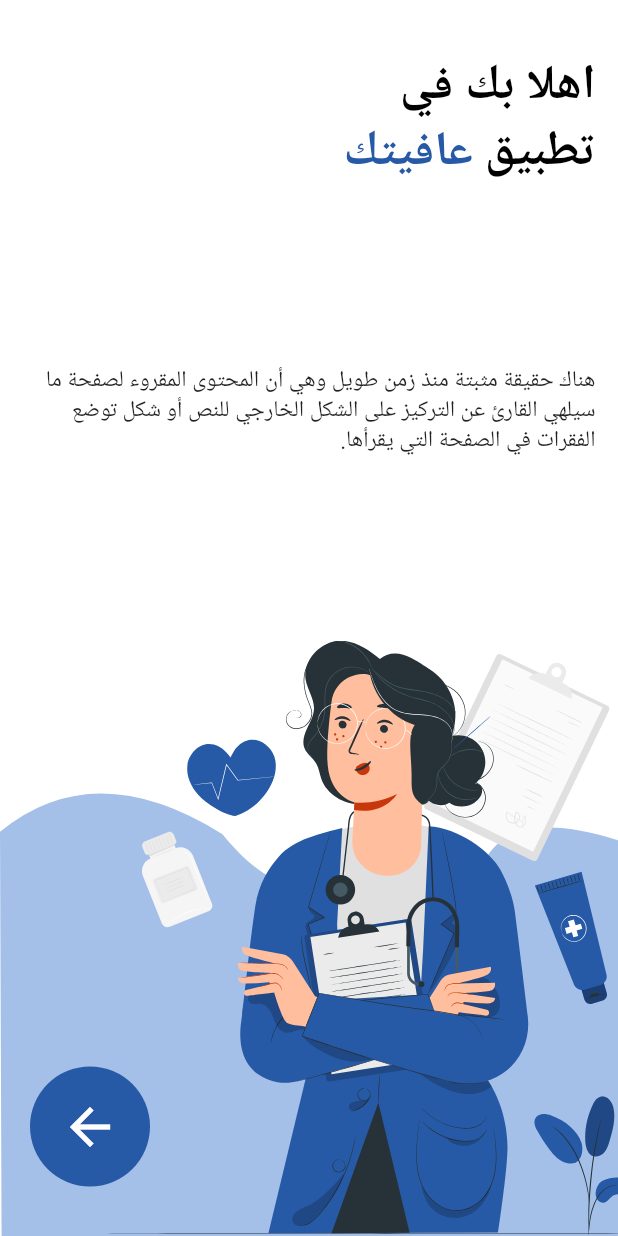
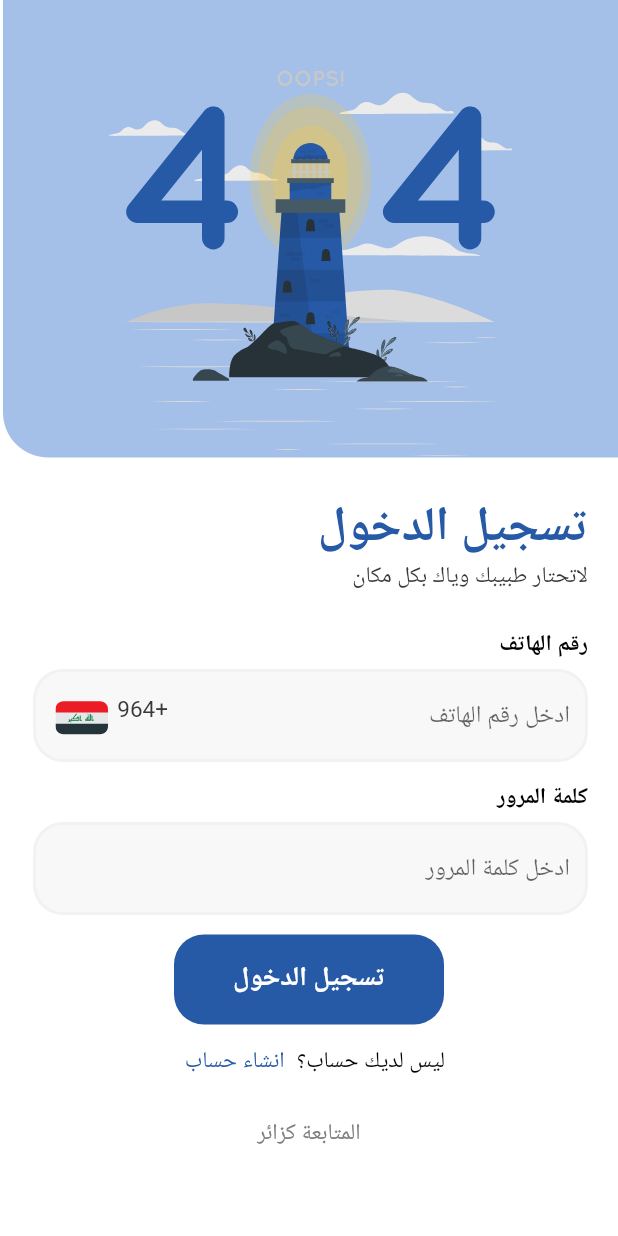
Before and after one commit to AliSabbar/Medical-Services, a Flutter app: the screen it shows after launch, on a phone screen of 412 x 824 dp. Run offline on Flutter 3.47's test engine with Material 2 defaults, Android fonts, the light colour scheme and no system bars; our stand-ins replace flutter_svg, fluttertoast, shared_preferences; Roboto replaces fonts that are missing (Cairo); project files that could hold a hidden picture were left out.

Commit message:
create signin file & utilities file

```diff
--- /dev/null
+++ b/lib/components/utilities.dart
@@ -0,0 +1,41 @@
+import 'package:flutter/material.dart';
+import 'package:flutter_svg/svg.dart';
+
+import '../settings/colors.dart';
+
+// the button
+Widget defaultTextButton({required String text}) {
+  return TextButton(
+    onPressed: () {},
+    style: TextButton.styleFrom(
+      backgroundColor: AppColors.primaryColor,
+      minimumSize: const Size(180, 60),
+      shape: const RoundedRectangleBorder(
+          borderRadius: BorderRadius.all(Radius.circular(20))),
+    ),
+    child: Text(
+      text,
+      style: const TextStyle(
+          fontSize: 18, fontWeight: FontWeight.w700, color: Colors.white),
+    ),
+  );
+}
+
+// profile container
+Widget defaultProfileContainer({required String SvgURL}) {
+  return Container(
+    decoration: BoxDecoration(
+      borderRadius: const BorderRadius.only(
+        bottomLeft: Radius.circular(30),
+      ),
+      color: AppColors.secondaryColor,
+    ),
+    height: 305,
+    width: 410,
+    child: SvgPicture.asset(
+      SvgURL,
+      width: 232,
+      height: 262.04,
+    ),
+  );
+}
--- a/lib/main.dart
+++ b/lib/main.dart
@@ -1,6 +1,7 @@
 import 'package:flutter/material.dart';
 import 'package:medical_services/screens/adminScreens/admin_screen.dart';
 import 'package:medical_services/screens/homeScreen/home_screen.dart';
+import 'package:medical_services/screens/signinScreens/signin.dart';
 import 'package:medical_services/screens/splashScreen/splash_screen.dart';
 import 'package:medical_services/settings/routes_manger.dart';
 import 'package:medical_services/settings/themes.dart';
@@ -33,7 +34,7 @@ class MyApp extends StatelessWidget {
       title: 'Medical Services',
       debugShowCheckedModeBanner: false,
       theme: lightTheme, //? <-- change theme
-      home: startWidget,//! this is your home widget
+      home: SignIn(), //! this is your home widget
       onGenerateRoute: RouteGenerator.getRoute,
     );
   }
--- /dev/null
+++ b/lib/screens/signinScreens/signin.dart
@@ -0,0 +1,168 @@
+import 'package:flutter/material.dart';
+import 'package:flutter_svg/flutter_svg.dart';
+import 'package:medical_services/components/defaultTextField.dart';
+import 'package:medical_services/components/utilities.dart';
+import 'package:medical_services/settings/colors.dart';
+
+// ignore: must_be_immutable
+class SignIn extends StatelessWidget {
+  SignIn({Key? key}) : super(key: key);
+  TextEditingController controllerTextField = TextEditingController();
+  @override
+  Widget build(BuildContext context) {
+    return Directionality(
+      textDirection: TextDirection.rtl,
+      child: Scaffold(
+        body: SingleChildScrollView(
+          physics: const BouncingScrollPhysics(),
+          child: Column(
+            crossAxisAlignment: CrossAxisAlignment.start,
+            children: [
+              // the logo and the blue container
+              defaultProfileContainer(SvgURL: 'assets/images/404Logo.svg'),
+              // first text
+              Padding(
+                padding: const EdgeInsets.only(top: 25, right: 20),
+                child: Text(
+                  'تسجيل الدخول ',
+                  style: TextStyle(
+                      fontSize: 32,
+                      fontWeight: FontWeight.w700,
+                      color: AppColors.primaryColor),
+                ),
+              ),
+              //second text
+              Padding(
+                padding: const EdgeInsets.only(bottom: 15, right: 20),
+                child: Text(
+                  'لاتحتار طبيبك وياك بكل مكان',
+                  style: TextStyle(
+                      fontSize: 15,
+                      fontWeight: FontWeight.w400,
+                      color: AppColors.blackColor),
+                ),
+              ),
+              //textfield for the number
+              const Padding(
+                padding: EdgeInsets.only(top: 10, bottom: 7, right: 20),
+                child: Text(
+                  'رقم الهاتف',
+                  style: TextStyle(
+                      fontSize: 15,
+                      fontWeight: FontWeight.w600,
+                      color: Colors.black),
+                ),
+              ),
+              Stack(
+                children: [
+                  Padding(
+                    padding: const EdgeInsets.only(right: 20),
+                    child: defaultTextField(
+                      hintText: 'ادخل رقم الهاتف',
+                      controller: controllerTextField,
+                      validator: (s) {
+                        return null;
+                      },
+                      keyboardType: const TextInputType.numberWithOptions(),
+                      width: 370,
+                      height: 65,
+                    ),
+                  ),
+                  //the flag
+                  Positioned(
+                    right: 340,
+                    top: 15,
+                    child: SvgPicture.asset(
+                      'assets/images/iraq.svg',
+                      width: 35,
+                      height: 35,
+                    ),
+                  ),
+                  //the fixed number
+                  Positioned(
+                    right: 300,
+                    top: 18,
+                    child: Text(
+                      '+964',
+                      style: TextStyle(
+                          color: AppColors.blackColor,
+                          fontSize: 15,
+                          fontWeight: FontWeight.w400),
+                    ),
+                  ),
+                ],
+              ),
+              //second textfield for the password
+              const Padding(
+                padding: EdgeInsets.only(top: 10, bottom: 7, right: 20),
+                child: Text(
+                  'كلمة المرور',
+                  style: TextStyle(
+                      fontSize: 15,
+                      fontWeight: FontWeight.w600,
+                      color: Colors.black),
+                ),
+              ),
+              Padding(
+                padding: const EdgeInsets.only(right: 20),
+                child: defaultTextField(
+                  hintText: 'ادخل كلمة المرور',
+                  controller: controllerTextField,
+                  validator: (s) {
+                    return null;
+                  },
+                  obscureText: true,
+                  width: 370,
+                  height: 65,
+                ),
+              ),
+              //button sign in
+              Center(
+                child: Column(
+                  children: [
+                    Padding(
+                        padding: const EdgeInsets.only(top: 10),
+                        child: defaultTextButton(text: 'تسجيل الدخول')),
+                    //other texts
+                    Row(
+                      mainAxisAlignment: MainAxisAlignment.center,
+                      children: [
+                        const Text(
+                          'ليس لديك حساب؟',
+                          style: TextStyle(
+                              color: Colors.black,
+                              fontSize: 15,
+                              fontWeight: FontWeight.w400),
+                        ),
+                        TextButton(
+                          onPressed: () {},
+                          child: Text(
+                            'انشاء حساب',
+                            style: TextStyle(
+                                color: AppColors.primaryColor,
+                                fontSize: 15,
+                                fontWeight: FontWeight.w400),
+                          ),
+                        ),
+                      ],
+                    ),
+                    TextButton(
+                      onPressed: () {},
+                      child: Text(
+                        'المتابعة كزائر',
+                        style: TextStyle(
+                            color: AppColors.greyColor,
+                            fontSize: 15,
+                            fontWeight: FontWeight.w400),
+                      ),
+                    ),
+                  ],
+                ),
+              ),
+            ],
+          ),
+        ),
+      ),
+    );
+  }
+}
```
